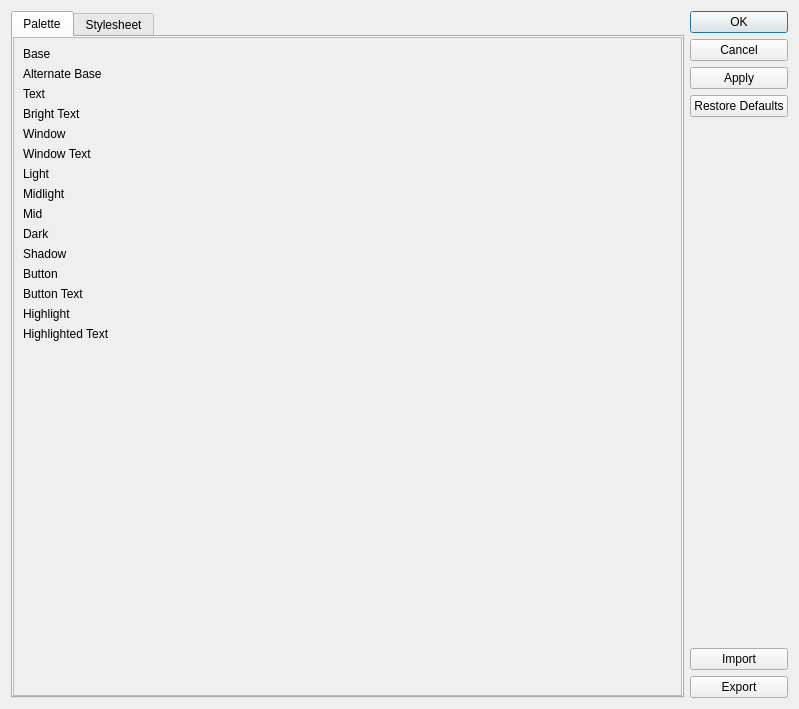
The window that src/styleeditor.ui (beige/CreatorStyleEdit) describes before a commit, drawn with Qt 5.
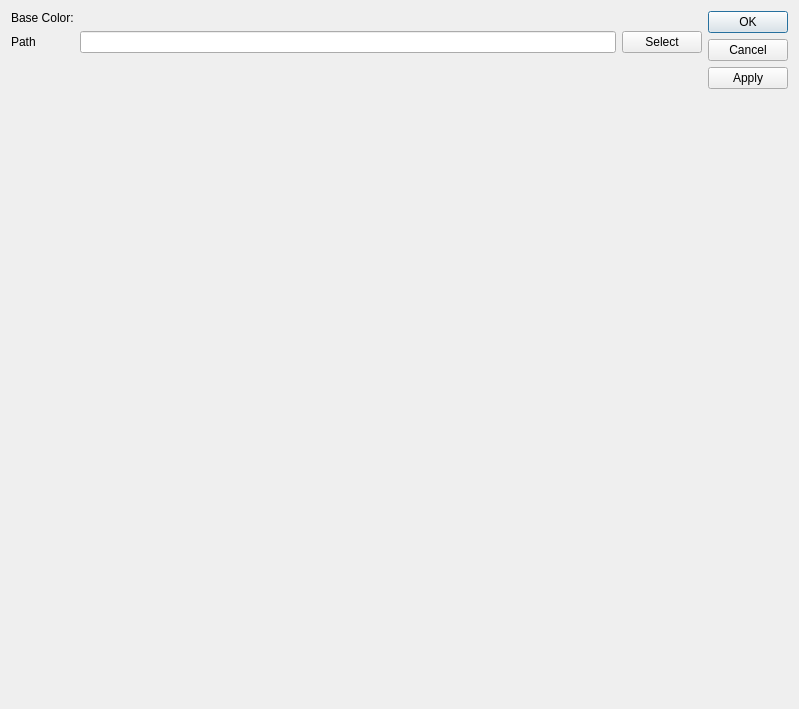
The same window after the commit. The open tabs and pages were chosen to show the change. Custom widgets are drawn as their Qt base class.

Commit message: styled all necessary widgets

```diff
--- a/src/styleeditor.ui
+++ b/src/styleeditor.ui
@@ -14,305 +14,60 @@
    <string>Dialog</string>
   </property>
   <layout class="QGridLayout" name="gridLayout">
-   <item row="0" column="1">
+   <item row="0" column="3" rowspan="3">
     <widget class="QDialogButtonBox" name="buttonBox">
      <property name="orientation">
       <enum>Qt::Vertical</enum>
      </property>
      <property name="standardButtons">
-      <set>QDialogButtonBox::Apply|QDialogButtonBox::Cancel|QDialogButtonBox::Ok|QDialogButtonBox::RestoreDefaults</set>
+      <set>QDialogButtonBox::Apply|QDialogButtonBox::Cancel|QDialogButtonBox::Ok</set>
+     </property>
+    </widget>
+   </item>
+   <item row="1" column="0">
+    <widget class="QLabel" name="stylesheetPathLabel">
+     <property name="text">
+      <string>Path</string>
+     </property>
+    </widget>
+   </item>
+   <item row="0" column="1" colspan="2">
+    <widget class="ColorSelectorWidget" name="styleSheetBaseSelector" native="true"/>
+   </item>
+   <item row="0" column="0">
+    <widget class="QLabel" name="styleSheetBaseColorLabel">
+     <property name="text">
+      <string>Base Color:</string>
+     </property>
+    </widget>
+   </item>
+   <item row="1" column="2">
+    <widget class="QPushButton" name="selectStyleSheetPushButton">
+     <property name="text">
+      <string>Select</string>
      </property>
     </widget>
    </item>
    <item row="1" column="1">
+    <widget class="QLineEdit" name="stylesheetPathLineEdit">
+     <property name="readOnly">
+      <bool>true</bool>
+     </property>
+    </widget>
+   </item>
+   <item row="2" column="2">
     <spacer name="verticalSpacer">
      <property name="orientation">
       <enum>Qt::Vertical</enum>
      </property>
-     <property name="sizeType">
-      <enum>QSizePolicy::Fixed</enum>
-     </property>
      <property name="sizeHint" stdset="0">
       <size>
        <width>20</width>
-       <height>20</height>
+       <height>40</height>
       </size>
      </property>
     </spacer>
    </item>
-   <item row="2" column="1">
-    <widget class="QPushButton" name="importPushButton">
-     <property name="text">
-      <string>Import</string>
-     </property>
-    </widget>
-   </item>
-   <item row="3" column="1">
-    <widget class="QPushButton" name="exportPushButton">
-     <property name="text">
-      <string>Export</string>
-     </property>
-    </widget>
-   </item>
-   <item row="0" column="0" rowspan="4">
-    <widget class="QTabWidget" name="tabWidget">
-     <property name="tabPosition">
-      <enum>QTabWidget::North</enum>
-     </property>
-     <property name="tabShape">
-      <enum>QTabWidget::Rounded</enum>
-     </property>
-     <property name="currentIndex">
-      <number>1</number>
-     </property>
-     <widget class="QWidget" name="paletteTab">
-      <attribute name="title">
-       <string>Palette</string>
-      </attribute>
-      <layout class="QGridLayout" name="gridLayout_2">
-       <property name="leftMargin">
-        <number>0</number>
-       </property>
-       <property name="topMargin">
-        <number>0</number>
-       </property>
-       <property name="rightMargin">
-        <number>0</number>
-       </property>
-       <property name="bottomMargin">
-        <number>0</number>
-       </property>
-       <property name="spacing">
-        <number>0</number>
-       </property>
-       <item row="0" column="0">
-        <widget class="QScrollArea" name="scrollArea">
-         <property name="widgetResizable">
-          <bool>true</bool>
-         </property>
-         <widget class="QWidget" name="scrollAreaWidgetContents">
-          <property name="geometry">
-           <rect>
-            <x>0</x>
-            <y>0</y>
-            <width>627</width>
-            <height>655</height>
-           </rect>
-          </property>
-          <layout class="QVBoxLayout" name="verticalLayout_2">
-           <item>
-            <layout class="QFormLayout" name="formLayout">
-             <property name="fieldGrowthPolicy">
-              <enum>QFormLayout::AllNonFixedFieldsGrow</enum>
-             </property>
-             <item row="0" column="0">
-              <widget class="QLabel" name="label">
-               <property name="text">
-                <string>Base</string>
-               </property>
-              </widget>
-             </item>
-             <item row="0" column="1">
-              <widget class="ColorSelectorWidget" name="baseSelector" native="true"/>
-             </item>
-             <item row="1" column="0">
-              <widget class="QLabel" name="label_10">
-               <property name="text">
-                <string>Alternate Base</string>
-               </property>
-              </widget>
-             </item>
-             <item row="1" column="1">
-              <widget class="ColorSelectorWidget" name="alternateBaseSelector" native="true"/>
-             </item>
-             <item row="2" column="0">
-              <widget class="QLabel" name="label_4">
-               <property name="text">
-                <string>Text</string>
-               </property>
-              </widget>
-             </item>
-             <item row="2" column="1">
-              <widget class="ColorSelectorWidget" name="textSelector" native="true"/>
-             </item>
-             <item row="3" column="0">
-              <widget class="QLabel" name="label_5">
-               <property name="text">
-                <string>Bright Text</string>
-               </property>
-              </widget>
-             </item>
-             <item row="3" column="1">
-              <widget class="ColorSelectorWidget" name="brightTextSelector" native="true"/>
-             </item>
-             <item row="4" column="0">
-              <widget class="QLabel" name="label_2">
-               <property name="text">
-                <string>Window</string>
-               </property>
-              </widget>
-             </item>
-             <item row="4" column="1">
-              <widget class="ColorSelectorWidget" name="windowSelector" native="true"/>
-             </item>
-             <item row="5" column="0">
-              <widget class="QLabel" name="label_3">
-               <property name="text">
-                <string>Window Text</string>
-               </property>
-              </widget>
-             </item>
-             <item row="5" column="1">
-              <widget class="ColorSelectorWidget" name="windowTextSelector" native="true"/>
-             </item>
-             <item row="6" column="0">
-              <widget class="QLabel" name="label_6">
-               <property name="text">
-                <string>Light</string>
-               </property>
-              </widget>
-             </item>
-             <item row="6" column="1">
-              <widget class="ColorSelectorWidget" name="lightSelector" native="true"/>
-             </item>
-             <item row="7" column="0">
-              <widget class="QLabel" name="label_12">
-               <property name="text">
-                <string>Midlight</string>
-               </property>
-              </widget>
-             </item>
-             <item row="7" column="1">
-              <widget class="ColorSelectorWidget" name="midlightSelector" native="true"/>
-             </item>
-             <item row="8" column="0">
-              <widget class="QLabel" name="label_8">
-               <property name="text">
-                <string>Mid</string>
-               </property>
-              </widget>
-             </item>
-             <item row="8" column="1">
-              <widget class="ColorSelectorWidget" name="midSelector" native="true"/>
-             </item>
-             <item row="9" column="0">
-              <widget class="QLabel" name="label_7">
-               <property name="text">
-                <string>Dark</string>
-               </property>
-              </widget>
-             </item>
-             <item row="9" column="1">
-              <widget class="ColorSelectorWidget" name="darkSelector" native="true"/>
-             </item>
-             <item row="10" column="1">
-              <widget class="ColorSelectorWidget" name="shadowSelector" native="true"/>
-             </item>
-             <item row="11" column="0">
-              <widget class="QLabel" name="label_9">
-               <property name="text">
-                <string>Button</string>
-               </property>
-              </widget>
-             </item>
-             <item row="11" column="1">
-              <widget class="ColorSelectorWidget" name="buttonSelector" native="true"/>
-             </item>
-             <item row="12" column="0">
-              <widget class="QLabel" name="label_11">
-               <property name="text">
-                <string>Button Text</string>
-               </property>
-              </widget>
-             </item>
-             <item row="12" column="1">
-              <widget class="ColorSelectorWidget" name="buttonTextSelector" native="true"/>
-             </item>
-             <item row="10" column="0">
-              <widget class="QLabel" name="label_13">
-               <property name="text">
-                <string>Shadow</string>
-               </property>
-              </widget>
-             </item>
-             <item row="13" column="0">
-              <widget class="QLabel" name="label_14">
-               <property name="text">
-                <string>Highlight</string>
-               </property>
-              </widget>
-             </item>
-             <item row="13" column="1">
-              <widget class="ColorSelectorWidget" name="highlightSelector" native="true"/>
-             </item>
-             <item row="14" column="0">
-              <widget class="QLabel" name="label_15">
-               <property name="text">
-                <string>Highlighted Text</string>
-               </property>
-              </widget>
-             </item>
-             <item row="14" column="1">
-              <widget class="ColorSelectorWidget" name="highlightedTextSelector" native="true"/>
-             </item>
-            </layout>
-           </item>
-          </layout>
-         </widget>
-        </widget>
-       </item>
-      </layout>
-     </widget>
-     <widget class="QWidget" name="stylesheetTab">
-      <attribute name="title">
-       <string>Stylesheet</string>
-      </attribute>
-      <layout class="QGridLayout" name="gridLayout_3">
-       <item row="1" column="2">
-        <widget class="QPushButton" name="loadStylesheetPushButton">
-         <property name="text">
-          <string>Load Stylesheet</string>
-         </property>
-        </widget>
-       </item>
-       <item row="0" column="3">
-        <widget class="QPushButton" name="selectStyleSheetPushButton">
-         <property name="text">
-          <string>Select</string>
-         </property>
-        </widget>
-       </item>
-       <item row="0" column="0">
-        <widget class="QLabel" name="stylesheetPathLabel">
-         <property name="text">
-          <string>Path</string>
-         </property>
-        </widget>
-       </item>
-       <item row="0" column="2">
-        <widget class="QLineEdit" name="stylesheetPathLineEdit">
-         <property name="readOnly">
-          <bool>true</bool>
-         </property>
-        </widget>
-       </item>
-       <item row="2" column="2">
-        <spacer name="verticalSpacer_2">
-         <property name="orientation">
-          <enum>Qt::Vertical</enum>
-         </property>
-         <property name="sizeHint" stdset="0">
-          <size>
-           <width>20</width>
-           <height>40</height>
-          </size>
-         </property>
-        </spacer>
-       </item>
-      </layout>
-     </widget>
-    </widget>
-   </item>
   </layout>
  </widget>
  <customwidgets>
```
The commit also changes 5 other files.
